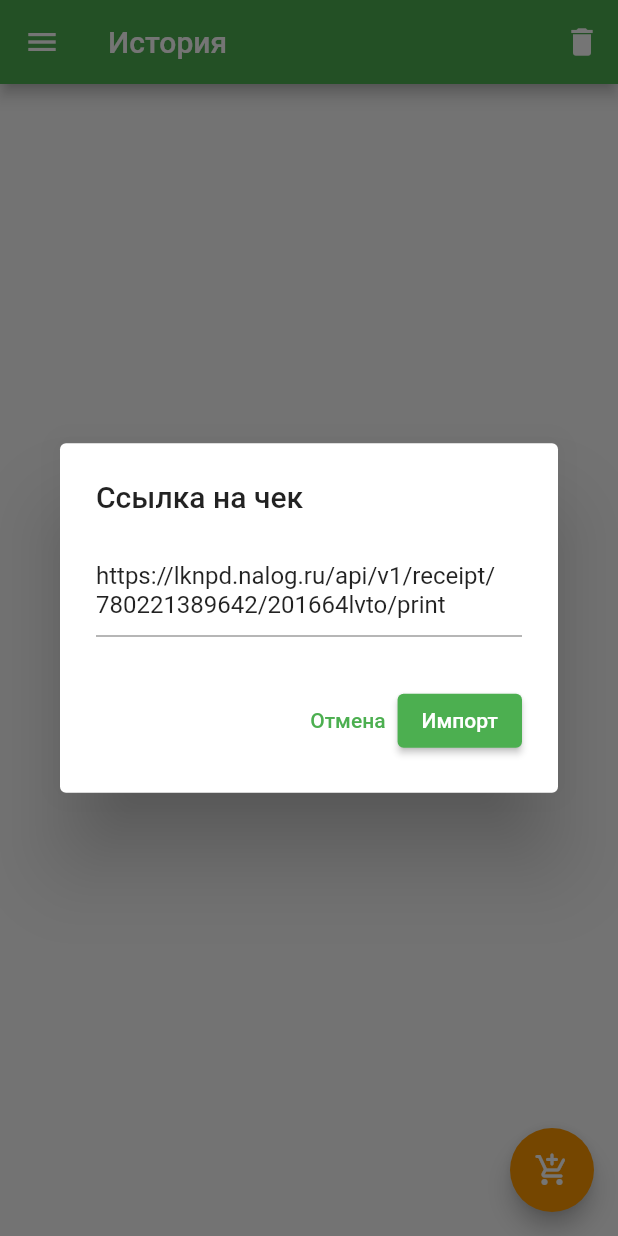
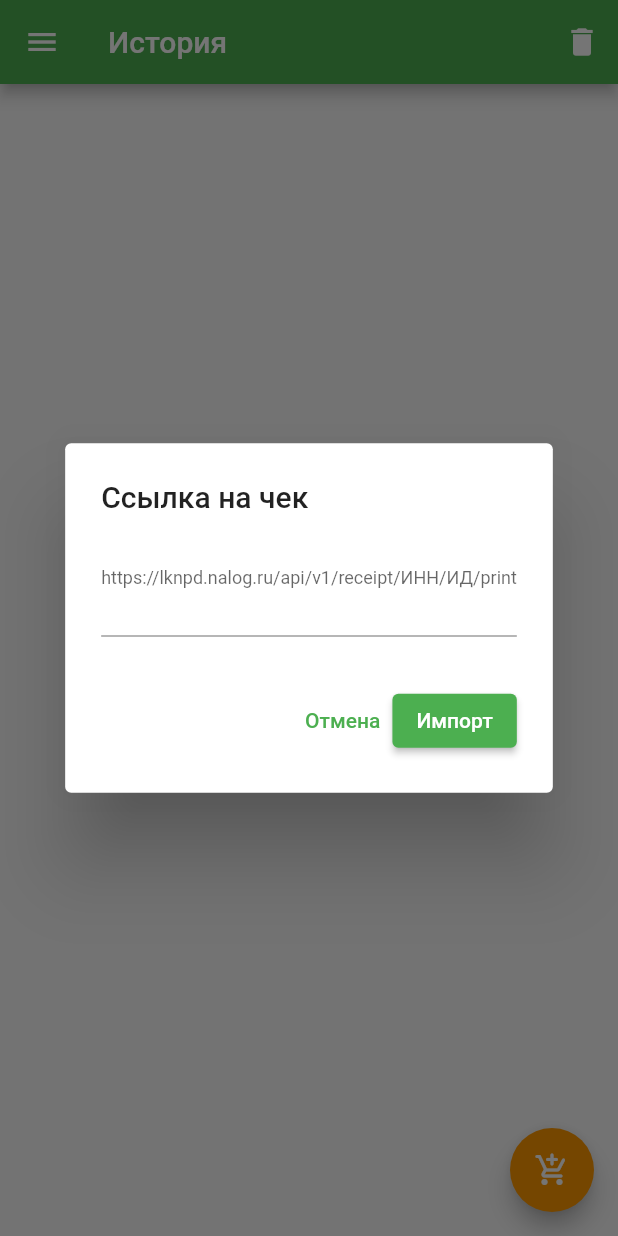
Before and after one commit to Muraveiko/npd_receipt, a Flutter app: the HistoryScreen screen opened by its route, after a tap on the "add shopping cart" icon, on a phone screen of 412 x 824 dp. Run offline on Flutter 3.47's test engine with Material 2 defaults, Android fonts, the light colour scheme and no system bars; our stand-ins replace device_info_plus, double_back_to_close_app, floor, flutter_settings_screens, package_info_plus, share_plus and 1 more; missing offline and left inert: android_intent_plus; accounts and stored records are empty; generated files the repository leaves out were written again.

Commit message:
так правильнее с конструкторами

```diff
--- a/lib/history_screen.dart
+++ b/lib/history_screen.dart
@@ -22,9 +22,6 @@ class HistoryScreenState extends State<HistoryScreen> {
 
   @override
   Widget build(BuildContext context) {
-    _textFieldController.text = 'https://lknpd.nalog.ru/api/v1/receipt/780221389642/201664lvto/print';
-//    _textFieldController.text = 'https://lknpd.nalog.ru/api/v1/receipt/772461154320/200d354j26/print';
-//    _textFieldController.text = 'https://lknpd.nalog.ru/api/v1/receipt/645392711268/2003fr6g6m/print';
 
     return Scaffold(
         appBar: AppBar(
--- a/lib/inn_screen.dart
+++ b/lib/inn_screen.dart
@@ -12,10 +12,10 @@ String getRandomString(int length, {int fromMax = _chars.length}) => String.from
     length, (_) => _chars.codeUnitAt(_rnd.nextInt(fromMax))));
 
 class InnScreen extends StatefulWidget {
+  const InnScreen({Key? key}) : super(key: key);
 
   @override
   InnScreenState createState() => InnScreenState();
-
 
 }
 
--- a/lib/main.dart
+++ b/lib/main.dart
@@ -49,9 +49,9 @@ class NpdApp extends StatelessWidget {
       initialRoute: '/',
       routes: {
         '/': (context) => const HowUseScreen(),
-        '/history': (context) => HistoryScreen(),
+        '/history': (context) => const HistoryScreen(),
         '/settings': (context) => const NpdSettingsScreen(),
-        '/inn': (context) => InnScreen(),
+        '/inn': (context) => const InnScreen(),
         '/licenses': (context) => const LicensesScreen(),
       },
     );
```
